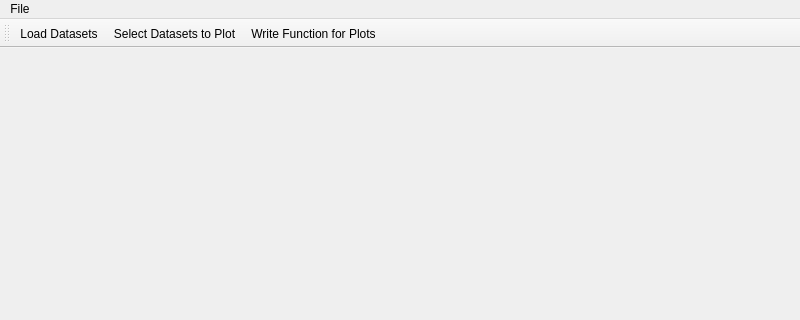
This is DataProcessApp.ui in RealAvocado/Qt_DataVisualization as Qt 5 draws it before an edit; both pictures show x 0 to 800 and y 0 to 320 of the 800 by 600 pixel window. The edited form follows.
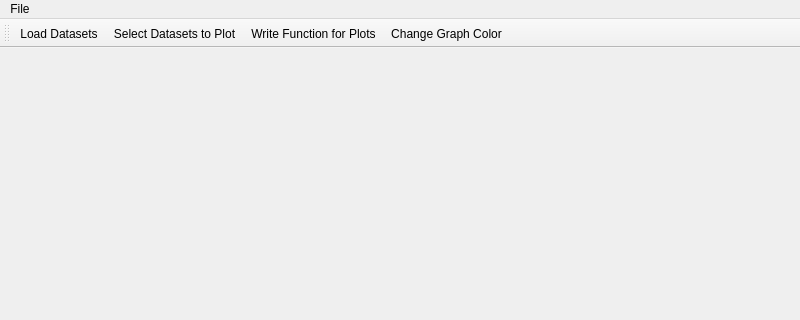
This is the edited form. Custom widgets are drawn as their Qt base class.

What changed in the file:
```diff
--- a/DataProcessApp.ui
+++ b/DataProcessApp.ui
@@ -58,6 +58,7 @@
    <addaction name="actionLoad_Datasets"/>
    <addaction name="actionSelect_Datasets_to_Plot"/>
    <addaction name="actionWrite_Function_for_Plots"/>
+   <addaction name="actionChange_Graph_Color"/>
   </widget>
   <action name="actionLoad_Datasets">
    <property name="text">
@@ -77,6 +78,11 @@
     <string>Write Function for Plots</string>
    </property>
   </action>
+  <action name="actionChange_Graph_Color">
+   <property name="text">
+    <string>Change Graph Color</string>
+   </property>
+  </action>
  </widget>
  <customwidgets>
   <customwidget>
```
Left out of the diff: 1 changed line with no effect on the pictures.
